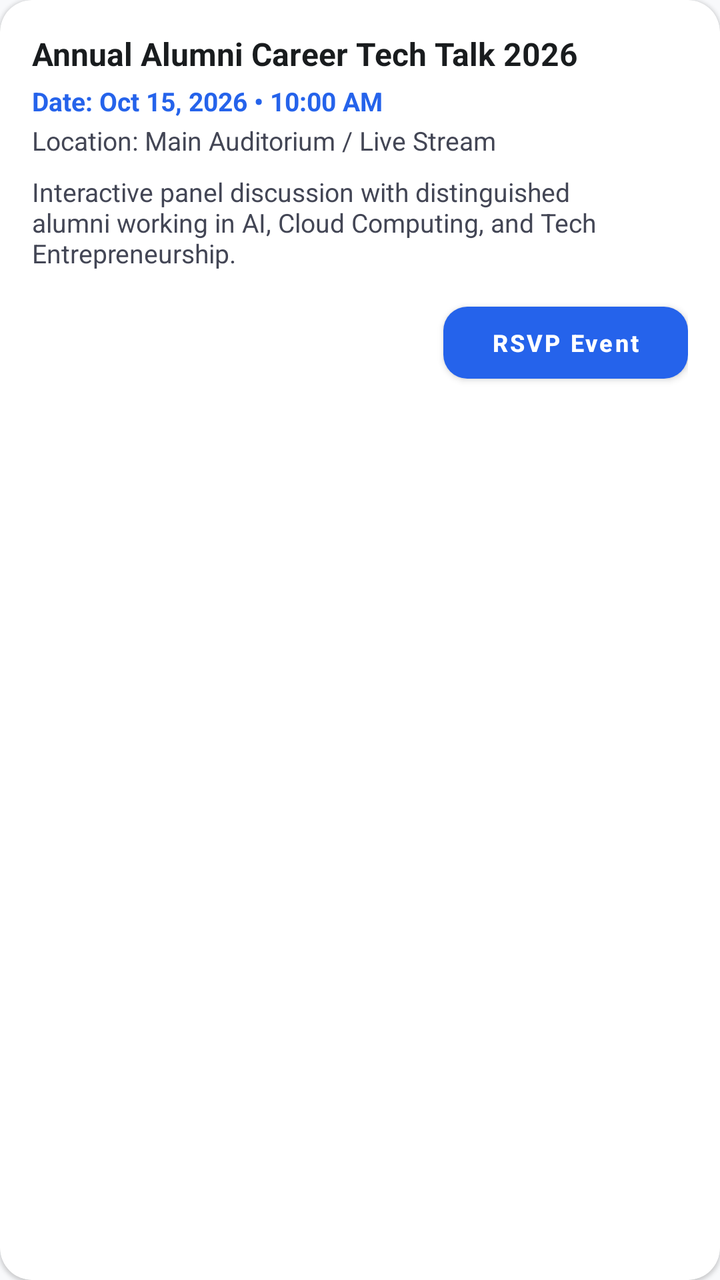
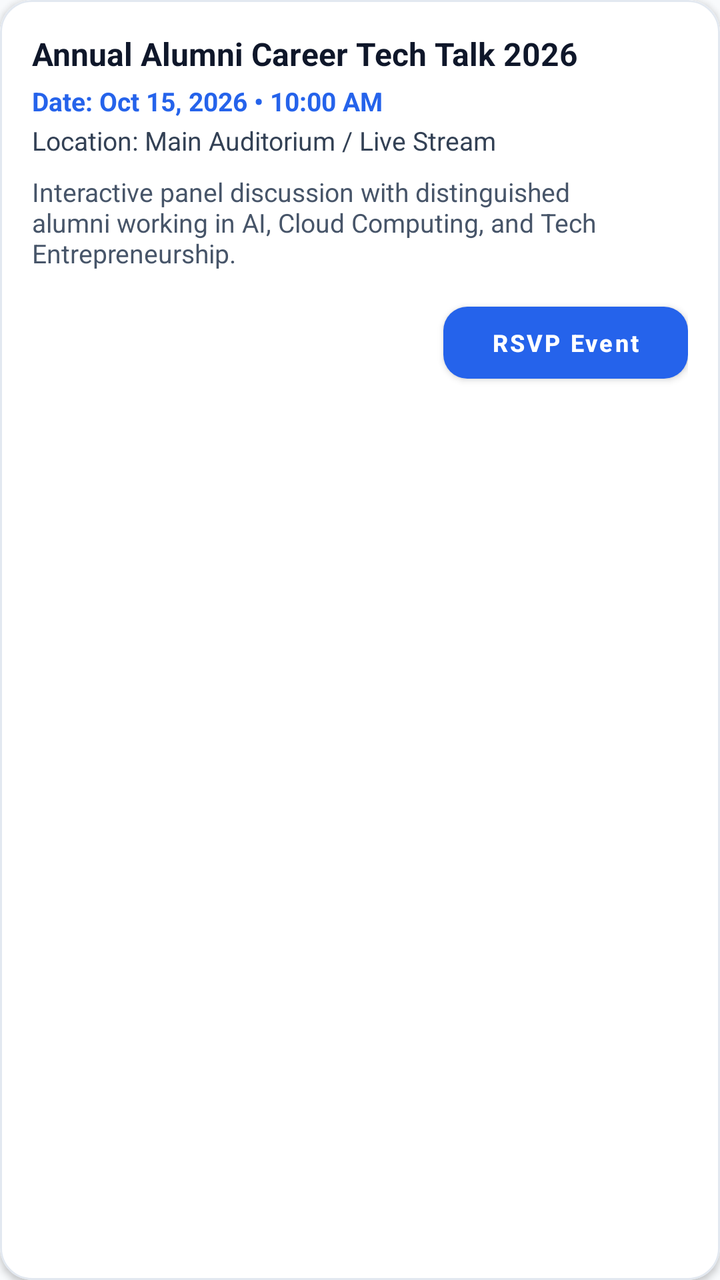

Compare the two renders of this Android layout. The source of the first and the diff that turns it into the second are given below.
<!-- AndroidManifest.xml: application theme Theme.AlumniConnect -->
<!-- res/layout/item_event.xml -->
<?xml version="1.0" encoding="utf-8"?>
<androidx.cardview.widget.CardView xmlns:android="http://schemas.android.com/apk/res/android"
    xmlns:app="http://schemas.android.com/apk/res-auto"
    android:layout_width="match_parent"
    android:layout_height="wrap_content"
    android:layout_marginBottom="12dp"
    app:cardCornerRadius="16dp"
    app:cardElevation="1dp"
    app:cardBackgroundColor="@color/surface">

    <LinearLayout
        android:layout_width="match_parent"
        android:layout_height="wrap_content"
        android:orientation="vertical"
        android:padding="16dp">

        <TextView
            android:id="@+id/tvEventTitle"
            android:layout_width="wrap_content"
            android:layout_height="wrap_content"
            android:text="Annual Alumni Career Tech Talk 2026"
            android:textColor="@color/on_surface"
            android:textSize="16sp"
            android:textStyle="bold" />

        <TextView
            android:id="@+id/tvEventDateTime"
            android:layout_width="wrap_content"
            android:layout_height="wrap_content"
            android:layout_marginTop="4dp"
            android:text="Date: Oct 15, 2026 • 10:00 AM"
            android:textColor="@color/primary"
            android:textSize="13sp"
            android:textStyle="bold" />

        <TextView
            android:id="@+id/tvLocation"
            android:layout_width="wrap_content"
            android:layout_height="wrap_content"
            android:layout_marginTop="2dp"
            android:text="Location: Main Auditorium / Live Stream"
            android:textColor="@color/on_surface_variant"
            android:textSize="13sp" />

        <TextView
            android:id="@+id/tvEventDescription"
            android:layout_width="wrap_content"
            android:layout_height="wrap_content"
            android:layout_marginTop="8dp"
            android:text="Interactive panel discussion with distinguished alumni working in AI, Cloud Computing, and Tech Entrepreneurship."
            android:textColor="@color/on_surface_variant"
            android:textSize="13sp" />

        <Button
            android:id="@+id/btnRSVP"
            style="@style/Widget.AlumniConnect.Button"
            android:layout_width="wrap_content"
            android:layout_height="wrap_content"
            android:layout_gravity="end"
            android:layout_marginTop="12dp"
            android:paddingHorizontal="24dp"
            android:paddingVertical="8dp"
            android:text="RSVP Event"
            android:textSize="12sp" />

    </LinearLayout>
</androidx.cardview.widget.CardView>
<!-- resources referenced by this layout -->
<resources>
  <color name="on_surface">#191C1E</color>
  <color name="on_surface_variant">#434655</color>
  <color name="primary">#2563EB</color>
  <color name="surface">#FFFFFF</color>
  <style name="Widget.AlumniConnect.Button" parent="Widget.MaterialComponents.Button">
          <item name="cornerRadius">12dp</item>
          <item name="android:paddingTop">12dp</item>
          <item name="android:paddingBottom">12dp</item>
          <item name="android:textAllCaps">false</item>
          <item name="android:textStyle">bold</item>
      </style>
  <style name="Theme.AlumniConnect" parent="Theme.MaterialComponents.DayNight.NoActionBar">
          
          <item name="colorPrimary">@color/primary</item>
          <item name="colorPrimaryVariant">@color/primary_variant</item>
          <item name="colorOnPrimary">@color/on_primary</item>
          
          
          <item name="colorSecondary">@color/secondary</item>
          <item name="colorSecondaryVariant">@color/secondary_variant</item>
          <item name="colorOnSecondary">@color/on_secondary</item>
          
          
          <item name="android:statusBarColor">@color/primary</item>
          <item name="android:windowLightStatusBar">false</item>
          
          
          <item name="android:windowBackground">@color/background</item>
          <item name="colorSurface">@color/surface</item>
          <item name="colorOnSurface">@color/on_surface</item>
  
          
          <item name="materialButtonStyle">@style/Widget.AlumniConnect.Button</item>
          <item name="textInputStyle">@style/Widget.AlumniConnect.TextInputLayout</item>
      </style>
  <color name="primary_variant">#004AC6</color>
  <color name="on_primary">#FFFFFF</color>
  <color name="secondary">#505F76</color>
  <color name="secondary_variant">#38485D</color>
  <color name="on_secondary">#FFFFFF</color>
  <color name="background">#F8F9FB</color>
  <style name="Widget.AlumniConnect.TextInputLayout" parent="Widget.MaterialComponents.TextInputLayout.OutlinedBox">
          <item name="boxCornerRadiusTopStart">12dp</item>
          <item name="boxCornerRadiusTopEnd">12dp</item>
          <item name="boxCornerRadiusBottomStart">12dp</item>
          <item name="boxCornerRadiusBottomEnd">12dp</item>
          <item name="boxStrokeColor">@color/primary</item>
      </style>
</resources>

<!-- the commit's change to res/layout/item_event.xml (unified diff, before → after) -->
@@ -1,25 +1,28 @@
 <?xml version="1.0" encoding="utf-8"?>
-<androidx.cardview.widget.CardView xmlns:android="http://schemas.android.com/apk/res/android"
+<com.google.android.material.card.MaterialCardView xmlns:android="http://schemas.android.com/apk/res/android"
     xmlns:app="http://schemas.android.com/apk/res-auto"
     android:layout_width="match_parent"
     android:layout_height="wrap_content"
     android:layout_marginBottom="12dp"
     app:cardCornerRadius="16dp"
-    app:cardElevation="1dp"
-    app:cardBackgroundColor="@color/surface">
+    app:cardElevation="2dp"
+    app:cardBackgroundColor="#FFFFFF"
+    app:strokeColor="#E2E8F0"
+    app:strokeWidth="1dp">
 
     <LinearLayout
         android:layout_width="match_parent"
         android:layout_height="wrap_content"
         android:orientation="vertical"
-        android:padding="16dp">
+        android:padding="16dp"
+        android:background="#FFFFFF">
 
         <TextView
             android:id="@+id/tvEventTitle"
             android:layout_width="wrap_content"
             android:layout_height="wrap_content"
             android:text="Annual Alumni Career Tech Talk 2026"
-            android:textColor="@color/on_surface"
+            android:textColor="#0F172A"
             android:textSize="16sp"
             android:textStyle="bold" />
 
@@ -39,7 +42,7 @@
             android:layout_height="wrap_content"
             android:layout_marginTop="2dp"
             android:text="Location: Main Auditorium / Live Stream"
-            android:textColor="@color/on_surface_variant"
+            android:textColor="#334155"
             android:textSize="13sp" />
 
         <TextView
@@ -48,7 +51,7 @@
             android:layout_height="wrap_content"
             android:layout_marginTop="8dp"
             android:text="Interactive panel discussion with distinguished alumni working in AI, Cloud Computing, and Tech Entrepreneurship."
-            android:textColor="@color/on_surface_variant"
+            android:textColor="#475569"
             android:textSize="13sp" />
 
         <Button
@@ -64,4 +67,4 @@
             android:textSize="12sp" />
 
     </LinearLayout>
-</androidx.cardview.widget.CardView>
+</com.google.android.material.card.MaterialCardView>
<!-- resource entries referenced after the edit -->
@@ -1,7 +1,10 @@
 <!-- resources referenced by this layout -->
 <resources>
-  <color name="on_surface">#191C1E</color>
-  <color name="on_surface_variant">#434655</color>
+  <color name="on_surface">#1E293B</color>
+  <color name="on_background">#0F172A</color>
+  <color name="on_surface_variant">#334155</color>
+  <color name="input_text">#0F172A</color>
+  <color name="input_hint">#64748B</color>
   <color name="primary">#2563EB</color>
   <color name="surface">#FFFFFF</color>
   <style name="Widget.AlumniConnect.Button" parent="Widget.MaterialComponents.Button">
@@ -11,7 +14,7 @@
           <item name="android:textAllCaps">false</item>
           <item name="android:textStyle">bold</item>
       </style>
-  <style name="Theme.AlumniConnect" parent="Theme.MaterialComponents.DayNight.NoActionBar">
+  <style name="Theme.AlumniConnect" parent="Theme.MaterialComponents.Light.NoActionBar">
           
           <item name="colorPrimary">@color/primary</item>
           <item name="colorPrimaryVariant">@color/primary_variant</item>
@@ -30,23 +33,36 @@
           <item name="android:windowBackground">@color/background</item>
           <item name="colorSurface">@color/surface</item>
           <item name="colorOnSurface">@color/on_surface</item>
+          <item name="android:textColor">@color/on_background</item>
+          <item name="android:textColorPrimary">@color/on_background</item>
+          <item name="android:textColorSecondary">@color/on_surface_variant</item>
+  
+          
+          <item name="editTextColor">@color/input_text</item>
+          <item name="android:textColorHint">@color/input_hint</item>
+  
+          
+          <item name="cardBackgroundColor">@color/surface</item>
   
           
           <item name="materialButtonStyle">@style/Widget.AlumniConnect.Button</item>
           <item name="textInputStyle">@style/Widget.AlumniConnect.TextInputLayout</item>
       </style>
-  <color name="primary_variant">#004AC6</color>
+  <color name="primary_variant">#1D4ED8</color>
   <color name="on_primary">#FFFFFF</color>
-  <color name="secondary">#505F76</color>
-  <color name="secondary_variant">#38485D</color>
+  <color name="secondary">#475569</color>
+  <color name="secondary_variant">#334155</color>
   <color name="on_secondary">#FFFFFF</color>
-  <color name="background">#F8F9FB</color>
+  <color name="background">#F8FAFC</color>
   <style name="Widget.AlumniConnect.TextInputLayout" parent="Widget.MaterialComponents.TextInputLayout.OutlinedBox">
           <item name="boxCornerRadiusTopStart">12dp</item>
           <item name="boxCornerRadiusTopEnd">12dp</item>
           <item name="boxCornerRadiusBottomStart">12dp</item>
           <item name="boxCornerRadiusBottomEnd">12dp</item>
           <item name="boxStrokeColor">@color/primary</item>
+          <item name="boxBackgroundColor">@color/surface</item>
+          <item name="hintTextColor">@color/primary</item>
+          <item name="android:textColorHint">@color/input_hint</item>
       </style>
 </resources>
 
